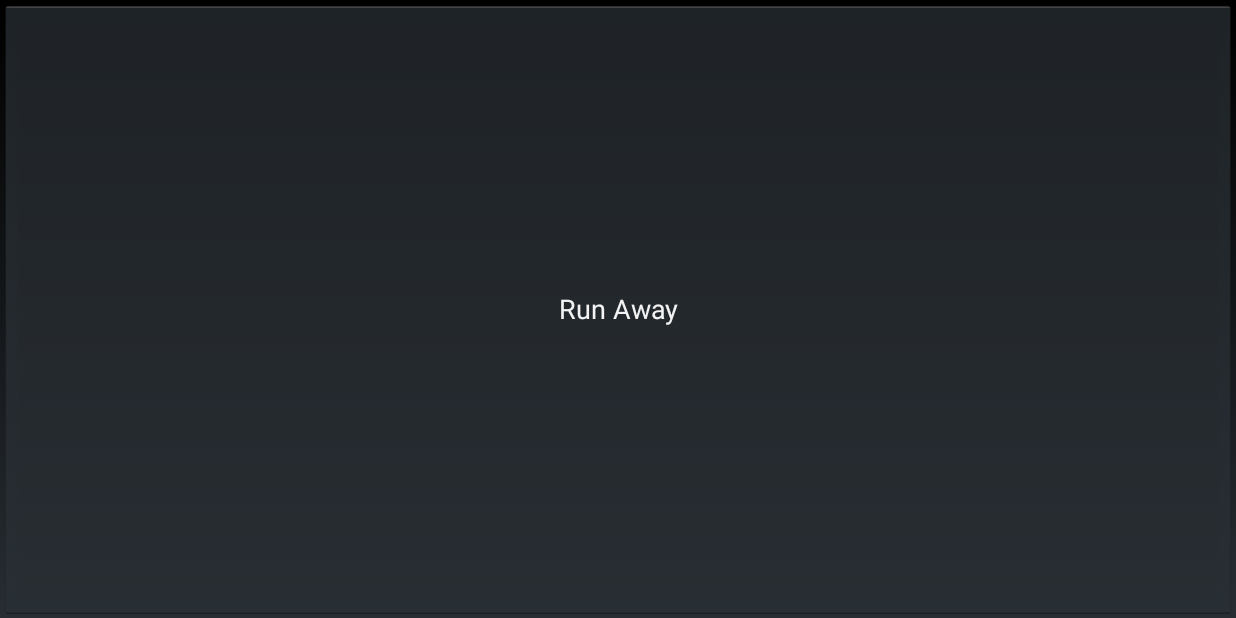
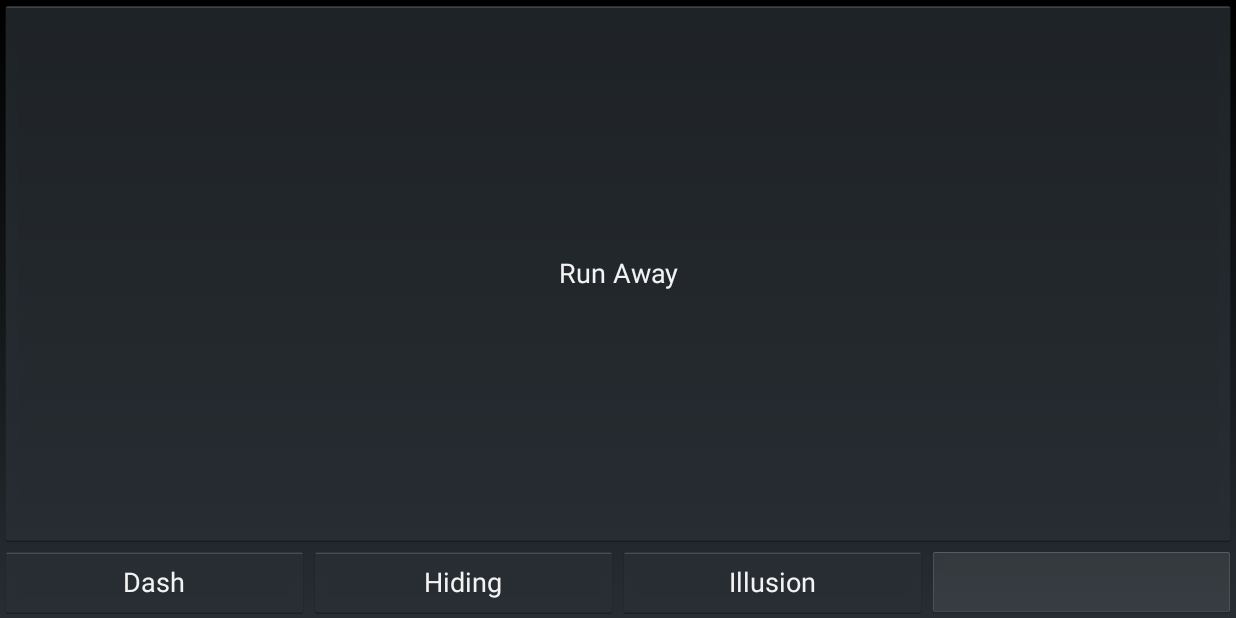
Before and after one commit to Medowhill/runaway, an Android app: the screen it shows after launch (GameReadyActivity), on a phone screen of 824 x 412 dp (held sideways). Run offline under Robolectric (Android 15) with nearby library versions, the phone set to English and light mode, and no system bars.

Commit message:
Illusion enabled

```diff
--- a/app/src/main/java/com/medowhill/jaemin/runaway/ability/Dash.java
+++ b/app/src/main/java/com/medowhill/jaemin/runaway/ability/Dash.java
@@ -4,7 +4,6 @@ import com.medowhill.jaemin.runaway.Direction;
 import com.medowhill.jaemin.runaway.R;
 import com.medowhill.jaemin.runaway.buff.Buff;
 import com.medowhill.jaemin.runaway.buff.CannotModifyDirectionBuff;
-import com.medowhill.jaemin.runaway.buff.CannotUseAbilityBuff;
 import com.medowhill.jaemin.runaway.buff.SpeedChangeBuff;
 import com.medowhill.jaemin.runaway.object.GameObject;
 
@@ -35,7 +34,5 @@ public class Dash extends Ability {
         gameObject.addBuff(buff);
         buff = new CannotModifyDirectionBuff(gameObject, frame);
         gameObject.addBuff(buff);
-        buff = new CannotUseAbilityBuff(gameObject, frame);
-        gameObject.addBuff(buff);
     }
 }
--- a/app/src/main/java/com/medowhill/jaemin/runaway/ability/Teleportation.java
+++ b/app/src/main/java/com/medowhill/jaemin/runaway/ability/Teleportation.java
@@ -5,7 +5,6 @@ import com.medowhill.jaemin.runaway.R;
 import com.medowhill.jaemin.runaway.buff.Buff;
 import com.medowhill.jaemin.runaway.buff.CannotModifyDirectionBuff;
 import com.medowhill.jaemin.runaway.buff.CannotMoveBuff;
-import com.medowhill.jaemin.runaway.buff.CannotUseAbilityBuff;
 import com.medowhill.jaemin.runaway.buff.DelayBuff;
 import com.medowhill.jaemin.runaway.buff.SpeedChangeBuff;
 import com.medowhill.jaemin.runaway.object.GameObject;
@@ -37,7 +36,5 @@ public class Teleportation extends Ability {
         gameObject.addBuff(buff);
         buff = new CannotMoveBuff(gameObject, frame);
         gameObject.addBuff(buff);
-        buff = new CannotUseAbilityBuff(gameObject, frame);
-        gameObject.addBuff(buff);
     }
 }
--- a/app/src/main/java/com/medowhill/jaemin/runaway/activity/GameReadyActivity.java
+++ b/app/src/main/java/com/medowhill/jaemin/runaway/activity/GameReadyActivity.java
@@ -15,18 +15,51 @@ public class GameReadyActivity extends Activity {
 
     Button button;
 
+    Button button1, button2, button3, button4;
+
+    int ability1 = 0, ability2 = 0, ability3 = 0, ability4 = -1;
+
     @Override
     protected void onCreate(Bundle savedInstanceState) {
         super.onCreate(savedInstanceState);
         setContentView(R.layout.activity_gameready);
 
         button = (Button) findViewById(R.id.gameReady_button);
+        button1 = (Button) findViewById(R.id.gameReady_button_ability1);
+        button2 = (Button) findViewById(R.id.gameReady_button_ability2);
+        button3 = (Button) findViewById(R.id.gameReady_button_ability3);
+        button4 = (Button) findViewById(R.id.gameReady_button_ability4);
 
         button.setOnClickListener(new View.OnClickListener() {
             @Override
             public void onClick(View v) {
                 Intent intent = new Intent(getApplicationContext(), GameActivity.class);
+                intent.putExtra("Ability", new int[]{ability1, ability2, ability3, ability4});
                 startActivity(intent);
+            }
+        });
+
+        button1.setOnClickListener(new View.OnClickListener() {
+            @Override
+            public void onClick(View v) {
+                ability1++;
+                ability1 %= 2;
+                if (ability1 % 2 == 0)
+                    button1.setText(R.string.abilityDashName);
+                else
+                    button1.setText(R.string.abilityTeleportationName);
+            }
+        });
+
+        button2.setOnClickListener(new View.OnClickListener() {
+            @Override
+            public void onClick(View v) {
+                ability2++;
+                ability2 %= 2;
+                if (ability2 % 2 == 0)
+                    button2.setText(R.string.abilityHidingName);
+                else
+                    button2.setText(R.string.abilityProtectionName);
             }
         });
     }
--- a/app/src/main/java/com/medowhill/jaemin/runaway/object/Stage.java
+++ b/app/src/main/java/com/medowhill/jaemin/runaway/object/Stage.java
@@ -42,7 +42,7 @@ public class Stage {
                 case 'p':
                     x = Float.parseFloat(datas[1]);
                     y = Float.parseFloat(datas[2]);
-                    player = new Player(x, y);
+                    player = new Player(x, y, false);
                     break;
                 case 'w':
                     x = 0;
--- a/app/src/main/java/com/medowhill/jaemin/runaway/view/GameView.java
+++ b/app/src/main/java/com/medowhill/jaemin/runaway/view/GameView.java
@@ -192,6 +192,8 @@ public class GameView extends SurfaceView implements SurfaceHolder.Callback {
                                     }
 
                                     player.move(stage.walls);
+                                    if (player.isUsingIllusion())
+                                        player.getIllusion().move(stage.walls);
                                 }
 
                                 ArrayList<Enemy> enemies = stage.enemies;
@@ -223,6 +225,8 @@ public class GameView extends SurfaceView implements SurfaceHolder.Callback {
                                 canvas.drawRect(stage.getxFinish() - BASE_SIZE, stage.getyFinish() - BASE_SIZE,
                                         stage.getxFinish() + BASE_SIZE, stage.getyFinish() + BASE_SIZE, paintFinish);
 
+                                if (player.isUsingIllusion())
+                                    player.getIllusion().draw(canvas);
                                 player.draw(canvas);
                                 for (Enemy enemy : enemies)
                                     enemy.draw(canvas);
--- a/app/src/main/res/layout/activity_gameready.xml
+++ b/app/src/main/res/layout/activity_gameready.xml
@@ -8,6 +8,42 @@
         android:id="@+id/gameReady_button"
         android:layout_width="match_parent"
         android:layout_height="match_parent"
+        android:layout_weight="1"
         android:text="@string/app_name" />
 
+    <LinearLayout
+        android:layout_width="match_parent"
+        android:layout_height="wrap_content">
+
+        <Button
+            android:id="@+id/gameReady_button_ability1"
+            android:layout_width="match_parent"
+            android:layout_height="wrap_content"
+            android:layout_weight="1"
+            android:text="@string/abilityDashName" />
+
+        <Button
+            android:id="@+id/gameReady_button_ability2"
+            android:layout_width="match_parent"
+            android:layout_height="wrap_content"
+            android:layout_weight="1"
+            android:text="@string/abilityHidingName" />
+
+        <Button
+            android:id="@+id/gameReady_button_ability3"
+            android:layout_width="match_parent"
+            android:layout_height="wrap_content"
+            android:layout_weight="1"
+            android:text="@string/abilityIllusionName" />
+
+        <Button
+            android:id="@+id/gameReady_button_ability4"
+            android:layout_width="match_parent"
+            android:layout_height="wrap_content"
+            android:layout_weight="1"
+            android:enabled="false" />
+
+    </LinearLayout>
+
+
 </LinearLayout>
--- a/app/src/main/res/values/colors.xml
+++ b/app/src/main/res/values/colors.xml
@@ -12,8 +12,9 @@
     <color name="gameViewFinish">#900090</color>
 
     <color name="playerNormal">#00b0b0</color>
-    <color name="playerInvisible">#a000b0b0</color>
+    <color name="playerInvisible">#8000b0b0</color>
     <color name="playerImmortal">#00e0e0</color>
+    <color name="playerIllusion">#a0b0b0</color>
 
     <color name="observerNormal">#a00000</color>
     <color name="observerDetecting">#d00000</color>
--- a/app/src/main/res/values/strings.xml
+++ b/app/src/main/res/values/strings.xml
@@ -2,4 +2,9 @@
 <resources>
     <string name="app_name">Run Away</string>
 
+    <string name="abilityDashName">Dash</string>
+    <string name="abilityTeleportationName">Teleportation</string>
+    <string name="abilityHidingName">Hiding</string>
+    <string name="abilityProtectionName">Protection</string>
+    <string name="abilityIllusionName">Illusion</string>
 </resources>
```
Also changed, not shown: app/src/main/java/com/medowhill/jaemin/runaway/ability/Illusion.java (+20 -1 lines), app/src/main/java/com/medowhill/jaemin/runaway/activity/GameActivity.java (+11 -4 lines), app/src/main/java/com/medowhill/jaemin/runaway/buff/IllusionBuff.java (added, +37 -0 lines), app/src/main/java/com/medowhill/jaemin/runaway/object/Enemy.java (+56 -2 lines), app/src/main/java/com/medowhill/jaemin/runaway/object/Player.java (+41 -4 lines), app/src/main/res/drawable/ability_icon_illusion.png (added), 1 other file.
